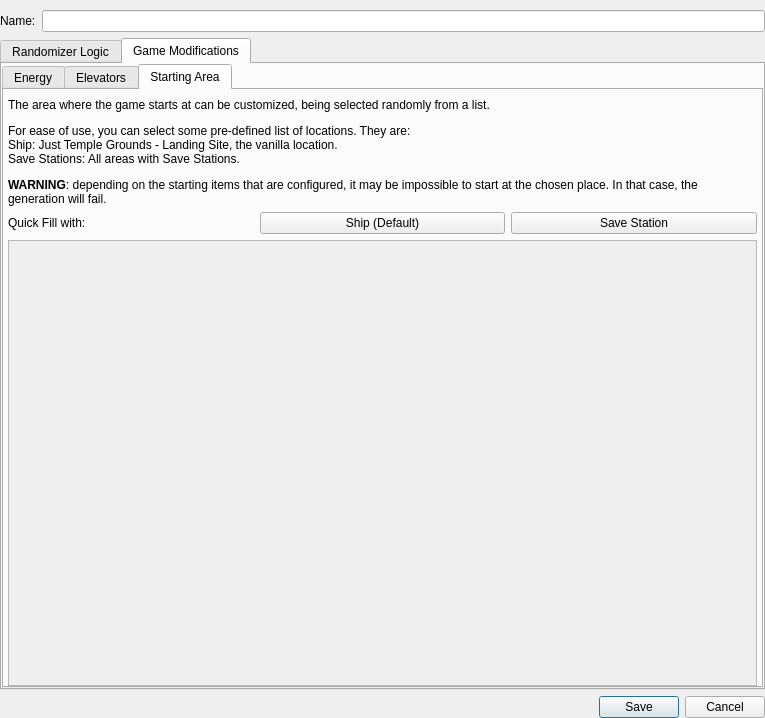
Old version of the form randovania/gui/ui_files/logic_settings_window.ui in the repository randovania/randovania.
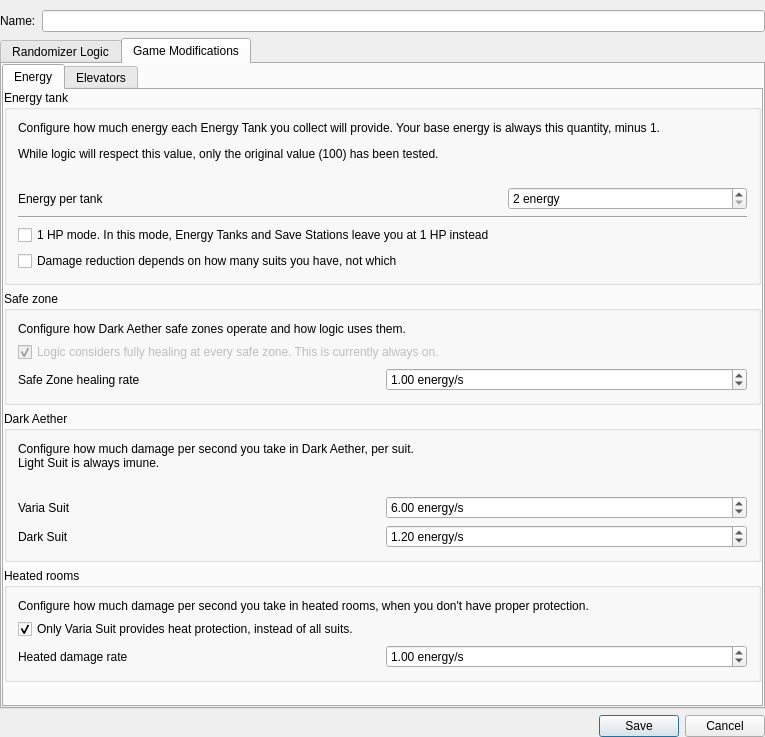
New version of the form. The open tabs and pages were chosen to show the change.

Commit message: Split Starting Location to another file

```diff
--- a/randovania/gui/ui_files/logic_settings_window.ui
+++ b/randovania/gui/ui_files/logic_settings_window.ui
@@ -7,7 +7,7 @@
     <x>0</x>
     <y>0</y>
     <width>765</width>
-    <height>702</height>
+    <height>737</height>
    </rect>
   </property>
   <property name="windowTitle">
@@ -896,91 +896,6 @@
            </item>
           </layout>
          </widget>
-         <widget class="QWidget" name="starting_area_tab">
-          <attribute name="title">
-           <string>Starting Area</string>
-          </attribute>
-          <layout class="QVBoxLayout" name="starting_area_layout">
-           <property name="leftMargin">
-            <number>4</number>
-           </property>
-           <property name="topMargin">
-            <number>8</number>
-           </property>
-           <property name="rightMargin">
-            <number>4</number>
-           </property>
-           <property name="bottomMargin">
-            <number>0</number>
-           </property>
-           <item>
-            <widget class="QLabel" name="startingarea_description">
-             <property name="text">
-              <string>&lt;html&gt;&lt;head/&gt;&lt;body&gt;&lt;p&gt;The area where the game starts at can be customized, being selected randomly from a list.&lt;/p&gt;&lt;p&gt;For ease of use, you can select some pre-defined list of locations. They are:&lt;br/&gt;Ship: Just Temple Grounds - Landing Site, the vanilla location.&lt;br/&gt;Save Stations: All areas with Save Stations.&lt;/p&gt;&lt;p&gt;&lt;span style=&quot; font-weight:600;&quot;&gt;WARNING&lt;/span&gt;: depending on the starting items that are configured, it may be impossible to start at the chosen place. In that case, the generation will fail.&lt;/p&gt;&lt;/body&gt;&lt;/html&gt;</string>
-             </property>
-             <property name="wordWrap">
-              <bool>true</bool>
-             </property>
-            </widget>
-           </item>
-           <item>
-            <layout class="QHBoxLayout" name="starting_area_quick_fill_layout">
-             <item>
-              <widget class="QLabel" name="starting_area_quick_fill_label">
-               <property name="text">
-                <string>Quick Fill with:</string>
-               </property>
-              </widget>
-             </item>
-             <item>
-              <widget class="QPushButton" name="starting_area_quick_fill_ship">
-               <property name="text">
-                <string>Ship (Default)</string>
-               </property>
-              </widget>
-             </item>
-             <item>
-              <widget class="QPushButton" name="starting_area_quick_fill_save_station">
-               <property name="text">
-                <string>Save Station</string>
-               </property>
-              </widget>
-             </item>
-            </layout>
-           </item>
-           <item>
-            <widget class="QScrollArea" name="starting_locations_area">
-             <property name="widgetResizable">
-              <bool>true</bool>
-             </property>
-             <widget class="QWidget" name="starting_locations_contents">
-              <property name="geometry">
-               <rect>
-                <x>0</x>
-                <y>0</y>
-                <width>98</width>
-                <height>28</height>
-               </rect>
-              </property>
-              <layout class="QGridLayout" name="starting_locations_layout">
-               <property name="leftMargin">
-                <number>4</number>
-               </property>
-               <property name="topMargin">
-                <number>4</number>
-               </property>
-               <property name="rightMargin">
-                <number>4</number>
-               </property>
-               <property name="bottomMargin">
-                <number>4</number>
-               </property>
-              </layout>
-             </widget>
-            </widget>
-           </item>
-          </layout>
-         </widget>
         </widget>
        </item>
       </layout>
```
Left out of the diff: 10 changed lines with no effect on the pictures. The commit also changes 4 other files.
